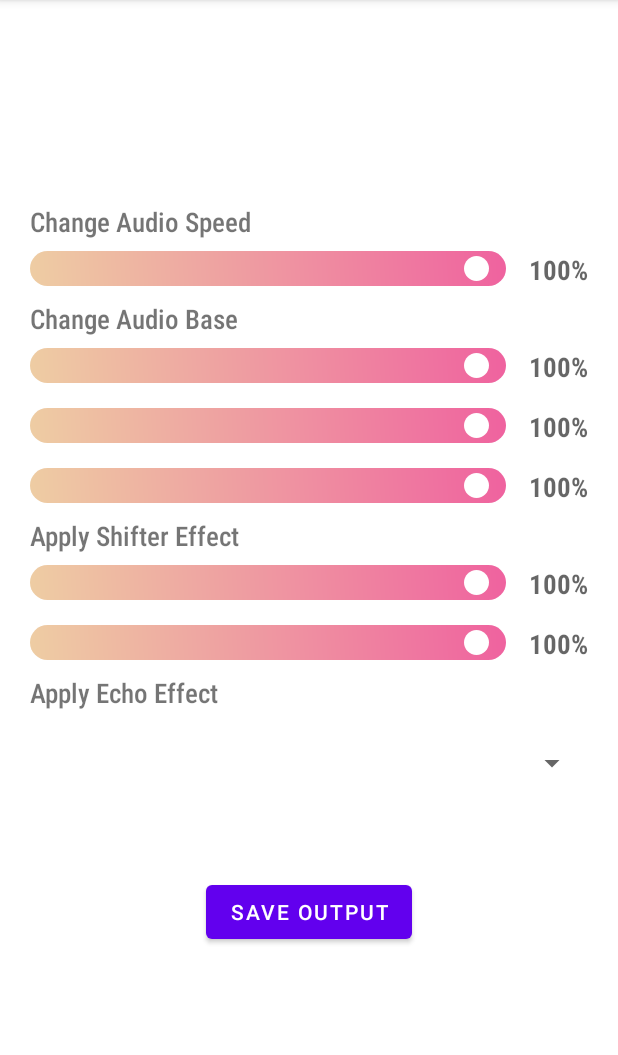
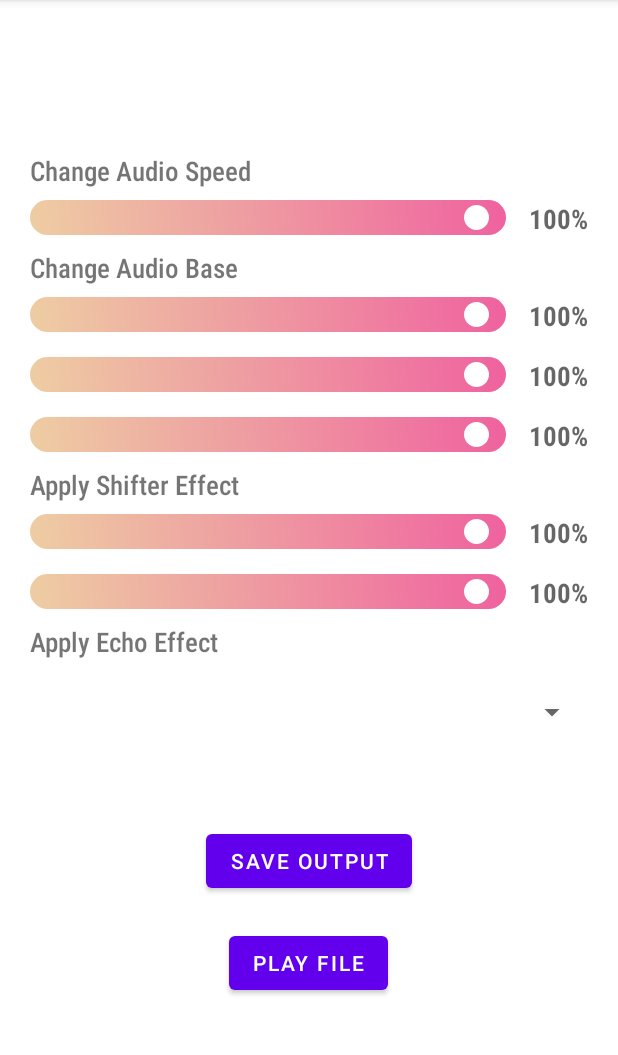
Before and after one commit to takieddine12/AudioEqualizer, an Android app: the screen it shows after launch (MainActivity), on a phone screen of 412 x 824 dp, the part 84-1139 px from its top. Run offline under Robolectric (Android 15) with nearby library versions, the phone set to English and light mode, and no system bars; libraries missing offline, so code that uses them is left out: linc.com.library; 2 statements that could not run were skipped.

Commit message:
new changes

```diff
--- a/app/src/main/java/com/app/soundequalizer/MainActivity.java
+++ b/app/src/main/java/com/app/soundequalizer/MainActivity.java
@@ -1,6 +1,7 @@
 package com.app.soundequalizer;
 
 import android.annotation.SuppressLint;
+import android.content.pm.PackageManager;
 import android.media.MediaPlayer;
 import android.os.Bundle;
 import android.os.Environment;
@@ -15,6 +16,8 @@ import android.widget.Spinner;
 import android.widget.TextView;
 
 import androidx.appcompat.app.AppCompatActivity;
+import androidx.core.app.ActivityCompat;
+import androidx.core.content.ContextCompat;
 
 import java.io.File;
 
@@ -23,7 +26,8 @@ import linc.com.library.callback.OnFileComplete;
 import linc.com.library.types.Echo;
 
 public class MainActivity extends AppCompatActivity {
-    private Button saveOutPut;
+    private static final int REQUEST_CODE = 1;
+    private Button saveOutPut,playFile;
 
     //-------------------------- Audio Speed
     private SeekBar audioSpeedSeekBar;
@@ -57,6 +61,7 @@ public class MainActivity extends AppCompatActivity {
 
         String id = String.valueOf(System.currentTimeMillis());
         saveOutPut = findViewById(R.id.saveOutPut);
+        playFile = findViewById(R.id.playTrack);
         audioSpeedSeekBar = findViewById(R.id.audioSpeedSeekBar);
         bassSeekBar = findViewById(R.id.bassSeekBar);
         widthSeekBar = findViewById(R.id.bassWidthSeekBar);
@@ -213,8 +218,6 @@ public class MainActivity extends AppCompatActivity {
 
             }
         });
-
-
         saveOutPut.setOnClickListener(new View.OnClickListener() {
             @Override
             public void onClick(View v) {
@@ -260,6 +263,32 @@ public class MainActivity extends AppCompatActivity {
         });
 
 
+        playFile.setOnClickListener(new View.OnClickListener() {
+            @Override
+            public void onClick(View v) {
+                MediaPlayer mediaPlayer = new MediaPlayer();
+                try {
+                    mediaPlayer.setDataSource(Environment.getExternalStoragePublicDirectory(Environment.DIRECTORY_DCIM).getPath() + (id + ".wav"));
+                    mediaPlayer.prepare();
+                    mediaPlayer.start();
+                } catch (Exception e) {
+                    e.printStackTrace();
+                }
+            }
+        });
+
+        // TODO : REQUEST PERMISSIONS
+        // Check if the permission is granted
+        if (ContextCompat.checkSelfPermission(this, android.Manifest.permission.WRITE_EXTERNAL_STORAGE)
+                != PackageManager.PERMISSION_GRANTED) {
+            // Permission is not granted, request it
+            ActivityCompat.requestPermissions(this,
+                    new String[]{android.Manifest.permission.WRITE_EXTERNAL_STORAGE},
+                    REQUEST_CODE);
+        } else {
+            // Permission already granted, proceed with the operation
+            // ...
+        }
 
 
     }
--- a/app/src/main/res/layout/activity_main.xml
+++ b/app/src/main/res/layout/activity_main.xml
@@ -355,5 +355,12 @@
         android:layout_marginTop="50dp"
         android:text="Save Output"/>
 
+    <Button
+        android:id="@+id/playTrack"
+        android:layout_width="wrap_content"
+        android:layout_height="wrap_content"
+        android:layout_marginTop="20dp"
+        android:text="Play File"/>
+
 
 </LinearLayout>
```
